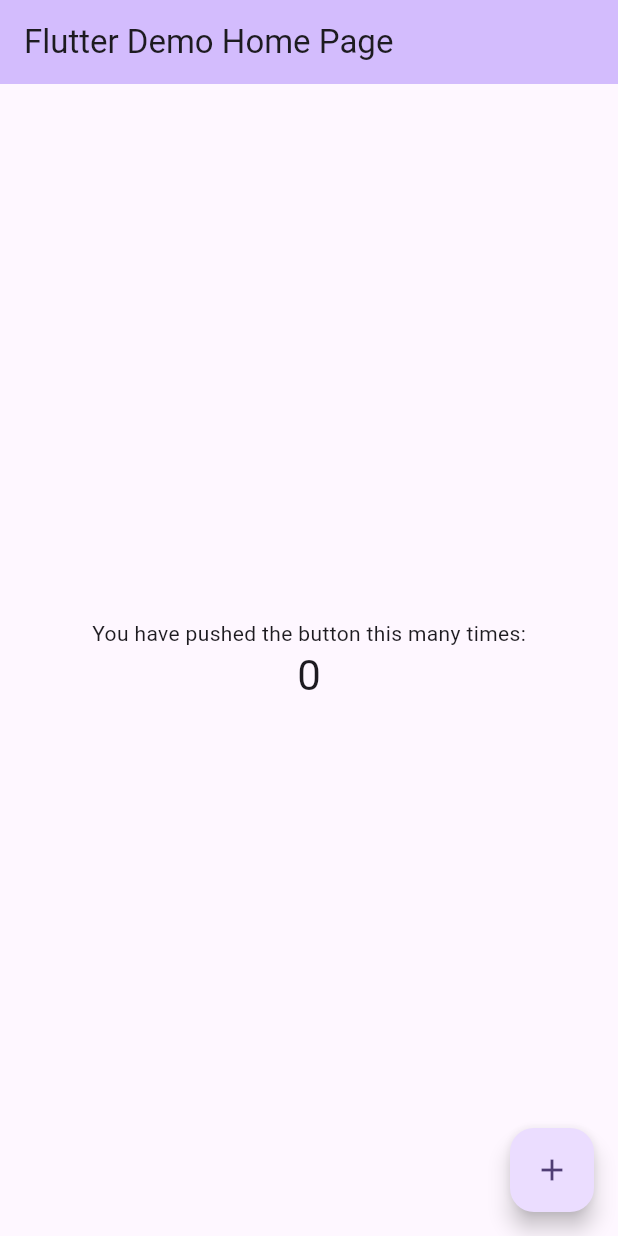
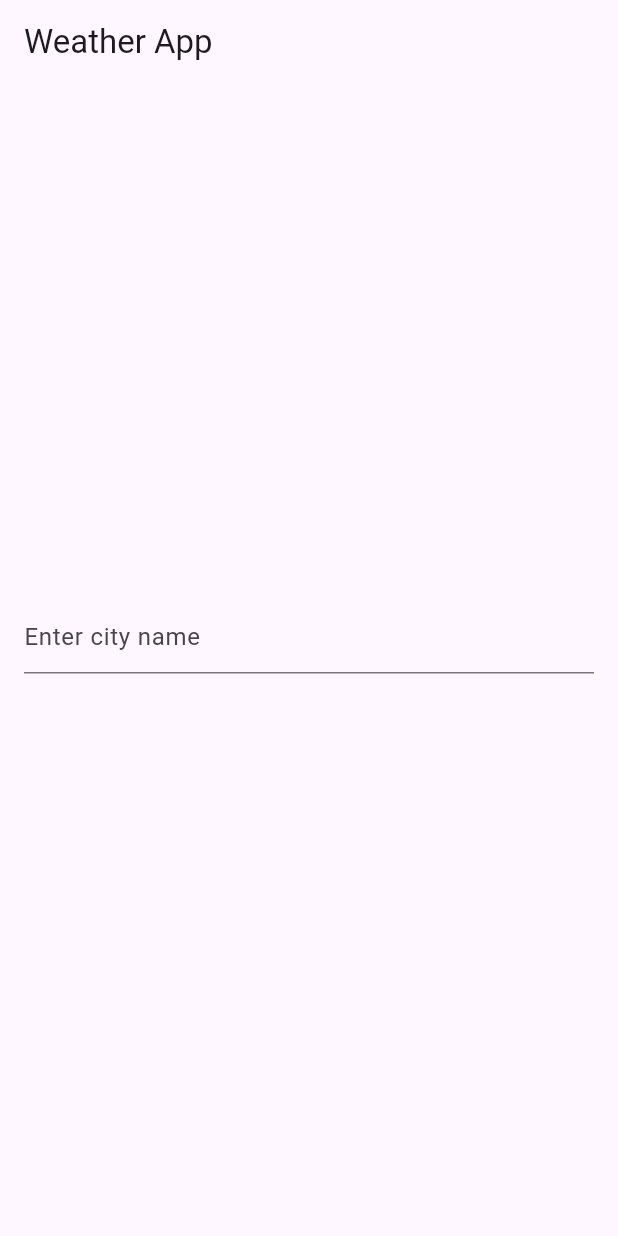
Before and after one commit to khanhnq97/ttd_example, a Flutter app: the screen it shows after launch, on a phone screen of 412 x 824 dp. Run offline on Flutter 3.47's test engine with Material 3 defaults, Android fonts, the phone set to English and light mode, and no system bars; our stand-ins replace dartz, equatable, flutter_bloc, get_it, rxdart.

```diff
--- a/lib/core/constants/constants.dart
+++ b/lib/core/constants/constants.dart
@@ -1,5 +1,5 @@
 class Urls {
-  static const String baseUrl = 'http://openweathermap.org/data/2.5';
+  static const String baseUrl = 'http://api.openweathermap.org/data/2.5';
   static const String apiKey = '7e3b3ec3de40613401c1de6819b8aa5c';
 
   static String currentWeatherByName(String city) => '$baseUrl/weather?q=$city&appid=$apiKey';
--- a/lib/main.dart
+++ b/lib/main.dart
@@ -1,6 +1,11 @@
 import 'package:flutter/material.dart';
+import 'package:flutter_bloc/flutter_bloc.dart';
+import 'package:tdd_example/presentation/bloc/weather_bloc.dart';
+import 'package:tdd_example/presentation/injection_container.dart';
+import 'package:tdd_example/presentation/pages/weather_page.dart';
 
 void main() {
+  setupLocator();
   runApp(const MyApp());
 }
 
@@ -10,7 +15,13 @@ class MyApp extends StatelessWidget {
   // This widget is the root of your application.
   @override
   Widget build(BuildContext context) {
-    return MaterialApp(
+    return MultiBlocProvider(
+      providers: [
+        BlocProvider(
+          create: (_) => locator<WeatherBloc>(),
+        ),
+      ],
+      child: MaterialApp(
         title: 'Flutter Demo',
         theme: ThemeData(
           // This is the theme of your application.
@@ -31,95 +42,8 @@ class MyApp extends StatelessWidget {
           colorScheme: ColorScheme.fromSeed(seedColor: Colors.deepPurple),
           useMaterial3: true,
         ),
-      home: const MyHomePage(title: 'Flutter Demo Home Page'),
+        home: const WeatherPage(),
+      ),
     );
   }
 }
-
-class MyHomePage extends StatefulWidget {
-  const MyHomePage({super.key, required this.title});
-
-  // This widget is the home page of your application. It is stateful, meaning
-  // that it has a State object (defined below) that contains fields that affect
-  // how it looks.
-
-  // This class is the configuration for the state. It holds the values (in this
-  // case the title) provided by the parent (in this case the App widget) and
-  // used by the build method of the State. Fields in a Widget subclass are
-  // always marked "final".
-
-  final String title;
-
-  @override
-  State<MyHomePage> createState() => _MyHomePageState();
-}
-
-class _MyHomePageState extends State<MyHomePage> {
-  int _counter = 0;
-
-  void _incrementCounter() {
-    setState(() {
-      // This call to setState tells the Flutter framework that something has
-      // changed in this State, which causes it to rerun the build method below
-      // so that the display can reflect the updated values. If we changed
-      // _counter without calling setState(), then the build method would not be
-      // called again, and so nothing would appear to happen.
-      _counter++;
-    });
-  }
-
-  @override
-  Widget build(BuildContext context) {
-    // This method is rerun every time setState is called, for instance as done
-    // by the _incrementCounter method above.
-    //
-    // The Flutter framework has been optimized to make rerunning build methods
-    // fast, so that you can just rebuild anything that needs updating rather
-    // than having to individually change instances of widgets.
-    return Scaffold(
-      appBar: AppBar(
-        // TRY THIS: Try changing the color here to a specific color (to
-        // Colors.amber, perhaps?) and trigger a hot reload to see the AppBar
-        // change color while the other colors stay the same.
-        backgroundColor: Theme.of(context).colorScheme.inversePrimary,
-        // Here we take the value from the MyHomePage object that was created by
-        // the App.build method, and use it to set our appbar title.
-        title: Text(widget.title),
-      ),
-      body: Center(
-        // Center is a layout widget. It takes a single child and positions it
-        // in the middle of the parent.
-        child: Column(
-          // Column is also a layout widget. It takes a list of children and
-          // arranges them vertically. By default, it sizes itself to fit its
-          // children horizontally, and tries to be as tall as its parent.
-          //
-          // Column has various properties to control how it sizes itself and
-          // how it positions its children. Here we use mainAxisAlignment to
-          // center the children vertically; the main axis here is the vertical
-          // axis because Columns are vertical (the cross axis would be
-          // horizontal).
-          //
-          // TRY THIS: Invoke "debug painting" (choose the "Toggle Debug Paint"
-          // action in the IDE, or press "p" in the console), to see the
-          // wireframe for each widget.
-          mainAxisAlignment: MainAxisAlignment.center,
-          children: <Widget>[
-            const Text(
-              'You have pushed the button this many times:',
-            ),
-            Text(
-              '$_counter',
-              style: Theme.of(context).textTheme.headlineMedium,
-            ),
-          ],
-        ),
-      ),
-      floatingActionButton: FloatingActionButton(
-        onPressed: _incrementCounter,
-        tooltip: 'Increment',
-        child: const Icon(Icons.add),
-      ), // This trailing comma makes auto-formatting nicer for build methods.
-    );
-  }
-}
--- /dev/null
+++ b/lib/presentation/pages/weather_page.dart
@@ -0,0 +1,58 @@
+import 'package:flutter/material.dart';
+import 'package:flutter_bloc/flutter_bloc.dart';
+import 'package:tdd_example/presentation/bloc/weather_bloc.dart';
+import 'package:tdd_example/presentation/bloc/weather_event.dart';
+import 'package:tdd_example/presentation/bloc/weather_state.dart';
+
+class WeatherPage extends StatelessWidget {
+  const WeatherPage({super.key});
+
+  @override
+  Widget build(BuildContext context) {
+    final bloc = context.read<WeatherBloc>();
+    return Scaffold(
+      appBar: AppBar(
+        title: const Text('Weather App'),
+      ),
+      body: Padding(
+        padding: const EdgeInsets.all(16),
+        child: Column(
+          mainAxisAlignment: MainAxisAlignment.center,
+          children: [
+            TextField(
+              decoration: const InputDecoration(
+                hintText: 'Enter city name',
+              ),
+              onChanged: (query) {
+                bloc.add(OnCityChanged(query));
+              },
+            ),
+            const SizedBox(height: 30),
+            BlocBuilder<WeatherBloc, WeatherState>(
+              builder: (context, state) {
+                if (state is WeatherLoaded) {
+                  return Column(
+                    crossAxisAlignment: CrossAxisAlignment.start,
+                    children: [
+                      Text(state.result.toString()),
+                    ],
+                  );
+                }
+                if (state is WeatherLoading) {
+                  return const Text(
+                    'Loading...',
+                    key: Key('loading-text'),
+                  );
+                }
+                if (state is WeatherLoadFailure) {
+                  return Text(state.message);
+                }
+                return const SizedBox.shrink();
+              },
+            ),
+          ],
+        ),
+      ),
+    );
+  }
+}
```
Also changed, not shown: lib/presentation/injection_container.dart (added, +30 -0 lines), 1 other file. Lines whose indentation alone changed are shown as unchanged.
